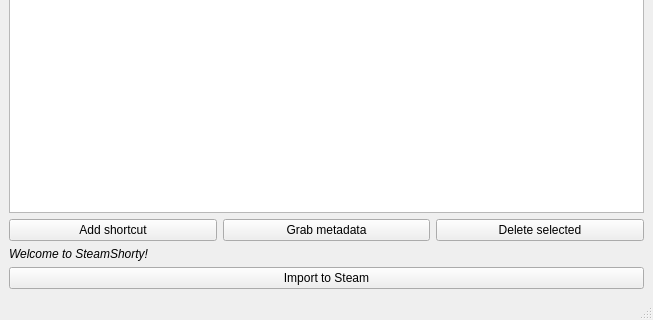
OmarQurashi868/shortyQt, file ui/main_window.ui: the form before one commit; both pictures show x 0 to 653 and y 144 to 464 of the 653 by 464 pixel window.
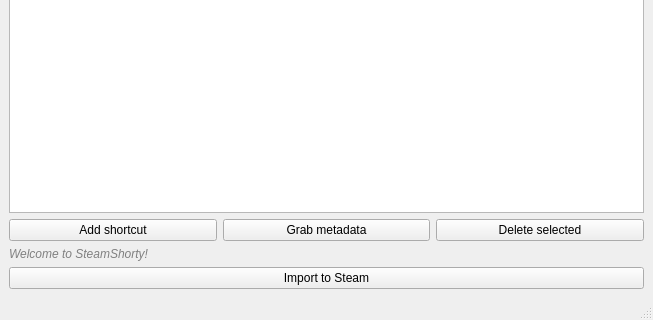
The form after the commit.

```diff
--- a/ui/main_window.ui
+++ b/ui/main_window.ui
@@ -200,6 +200,9 @@
         <bold>false</bold>
        </font>
       </property>
+      <property name="styleSheet">
+       <string notr="true">color: gray;</string>
+      </property>
       <property name="text">
        <string>Welcome to SteamShorty!</string>
       </property>
```
